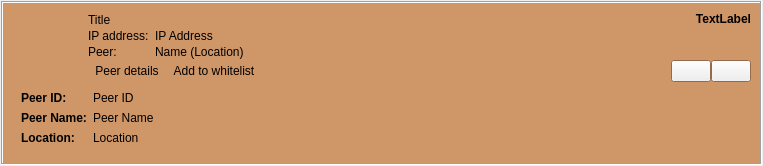
Qt form retroshare-gui/src/gui/feeds/SecurityIpItem.ui (RetroShare/RetroShare) before a commit.
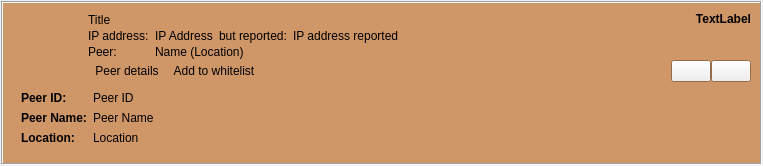
The same form after that commit. Icons and pictures are not drawn. Custom widgets are drawn as their Qt base class.

Commit message: Added new feed item when a wrong external ip address is reported.

Patch:
```diff
--- a/retroshare-gui/src/gui/feeds/SecurityIpItem.ui
+++ b/retroshare-gui/src/gui/feeds/SecurityIpItem.ui
@@ -287,23 +287,7 @@
            <property name="verticalSpacing">
             <number>0</number>
            </property>
-           <item row="1" column="1">
-            <widget class="QLabel" name="ipAddr">
-             <property name="sizePolicy">
-              <sizepolicy hsizetype="MinimumExpanding" vsizetype="Preferred">
-               <horstretch>0</horstretch>
-               <verstretch>0</verstretch>
-              </sizepolicy>
-             </property>
-             <property name="text">
-              <string notr="true">IP Address</string>
-             </property>
-             <property name="textInteractionFlags">
-              <set>Qt::LinksAccessibleByMouse|Qt::TextSelectableByKeyboard|Qt::TextSelectableByMouse</set>
-             </property>
-            </widget>
-           </item>
-           <item row="1" column="0">
+           <item row="2" column="0">
             <widget class="StyledLabel" name="ipAddrLabel">
              <property name="sizePolicy">
               <sizepolicy hsizetype="Maximum" vsizetype="Minimum">
@@ -322,14 +306,57 @@
              </property>
             </widget>
            </item>
-           <item row="0" column="0" colspan="2">
+           <item row="2" column="1">
+            <widget class="QLabel" name="ipAddr">
+             <property name="text">
+              <string notr="true">IP Address</string>
+             </property>
+             <property name="textInteractionFlags">
+              <set>Qt::LinksAccessibleByMouse|Qt::TextSelectableByKeyboard|Qt::TextSelectableByMouse</set>
+             </property>
+            </widget>
+           </item>
+           <item row="2" column="2">
+            <widget class="QLabel" name="ipAddrReportedLabel">
+             <property name="text">
+              <string>but reported:</string>
+             </property>
+            </widget>
+           </item>
+           <item row="2" column="3">
+            <widget class="QLabel" name="ipAddrReported">
+             <property name="sizePolicy">
+              <sizepolicy hsizetype="MinimumExpanding" vsizetype="Preferred">
+               <horstretch>0</horstretch>
+               <verstretch>0</verstretch>
+              </sizepolicy>
+             </property>
+             <property name="text">
+              <string notr="true">IP address reported</string>
+             </property>
+             <property name="textInteractionFlags">
+              <set>Qt::LinksAccessibleByMouse|Qt::TextSelectableByKeyboard|Qt::TextSelectableByMouse</set>
+             </property>
+            </widget>
+           </item>
+           <item row="3" column="0">
+            <widget class="StyledLabel" name="peerLabel">
+             <property name="text">
+              <string notr="true">Peer:</string>
+             </property>
+             <property name="alignment">
+              <set>Qt::AlignLeading|Qt::AlignLeft|Qt::AlignVCenter</set>
+             </property>
+            </widget>
+           </item>
+           <item row="0" column="0" colspan="4">
             <widget class="StyledLabel" name="titleLabel">
              <property name="text">
               <string notr="true">Title</string>
              </property>
             </widget>
            </item>
-           <item row="2" column="1">
+           <item row="3" column="1" colspan="3">
             <widget class="QLabel" name="peer">
              <property name="sizePolicy">
               <sizepolicy hsizetype="MinimumExpanding" vsizetype="Preferred">
@@ -345,16 +372,6 @@
              </property>
             </widget>
            </item>
-           <item row="2" column="0">
-            <widget class="StyledLabel" name="peerLabel">
-             <property name="text">
-              <string notr="true">Peer:</string>
-             </property>
-             <property name="alignment">
-              <set>Qt::AlignLeading|Qt::AlignLeft|Qt::AlignVCenter</set>
-             </property>
-            </widget>
-           </item>
           </layout>
          </item>
         </layout>
```
The commit also changes 7 other files.
